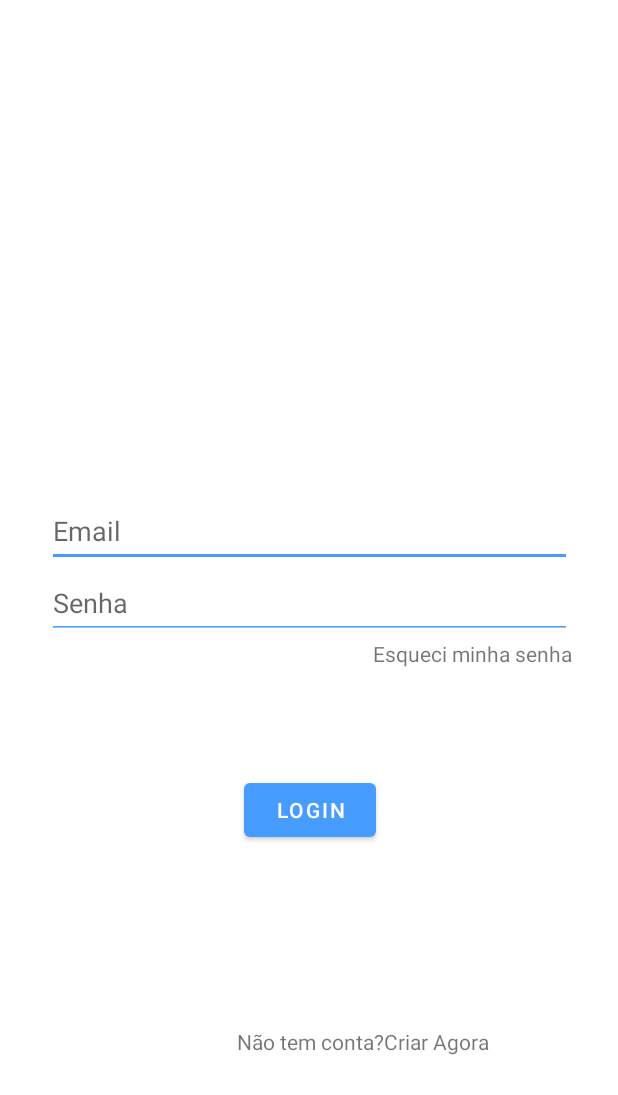
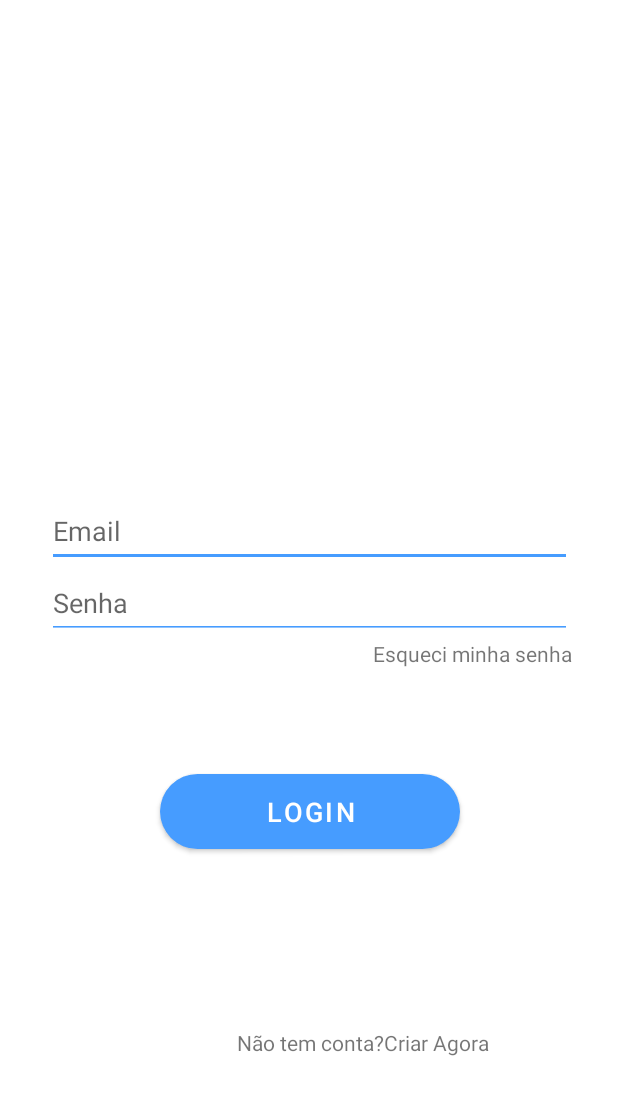
Before and after one commit to Sthefanye/App-CarWash, an Android app: the layout fragment_login.xml on its own in the app's theme, with its tools: preview values and no code run, on a phone screen of 412 x 824 dp. Shown: the top 1095 px of the screen. Run offline under Robolectric (Android 15) with nearby library versions, the phone set to English and light mode, and no system bars.

Commit message:
feat: add customizacao global no botao

```diff
--- /dev/null
+++ b/app/src/main/res/drawable/button_costumization.xml
@@ -0,0 +1,6 @@
+<?xml version="1.0" encoding="utf-8"?>
+<shape xmlns:android="http://schemas.android.com/apk/res/android"
+    android:shape="rectangle">
+    <solid android:color="@color/line_ed" />
+    <corners android:radius="25dp" />
+</shape>
--- a/app/src/main/res/layout/fragment_login.xml
+++ b/app/src/main/res/layout/fragment_login.xml
@@ -49,10 +49,12 @@
 
         <Button
             android:id="@+id/btnLogin"
-            android:layout_width="wrap_content"
-            android:layout_height="wrap_content"
+            android:layout_width="200dp"
+            android:layout_height="50dp"
             android:layout_marginTop="@dimen/margin_top_button"
+            android:background="@drawable/button_costumization"
             android:text="@string/login"
+            android:textSize="@dimen/body_4"
             app:layout_constraintEnd_toEndOf="@+id/etPassword"
             app:layout_constraintStart_toStartOf="@+id/etPassword"
             app:layout_constraintTop_toBottomOf="@+id/etPassword" />
--- a/app/src/main/res/values/dimens.xml
+++ b/app/src/main/res/values/dimens.xml
@@ -14,4 +14,6 @@
     <dimen name="body_1">12sp</dimen>
     <dimen name="body_2">14sp</dimen>
     <dimen name="body_3">16sp</dimen>
+    <dimen name="body_4">18sp</dimen>
+
 </resources>
```
Also changed, not shown: app/src/main/res/drawable/ic_launcher_foreground.xml (renamed from app/src/main/res/drawable-v24/ic_launcher_foreground.xml).
